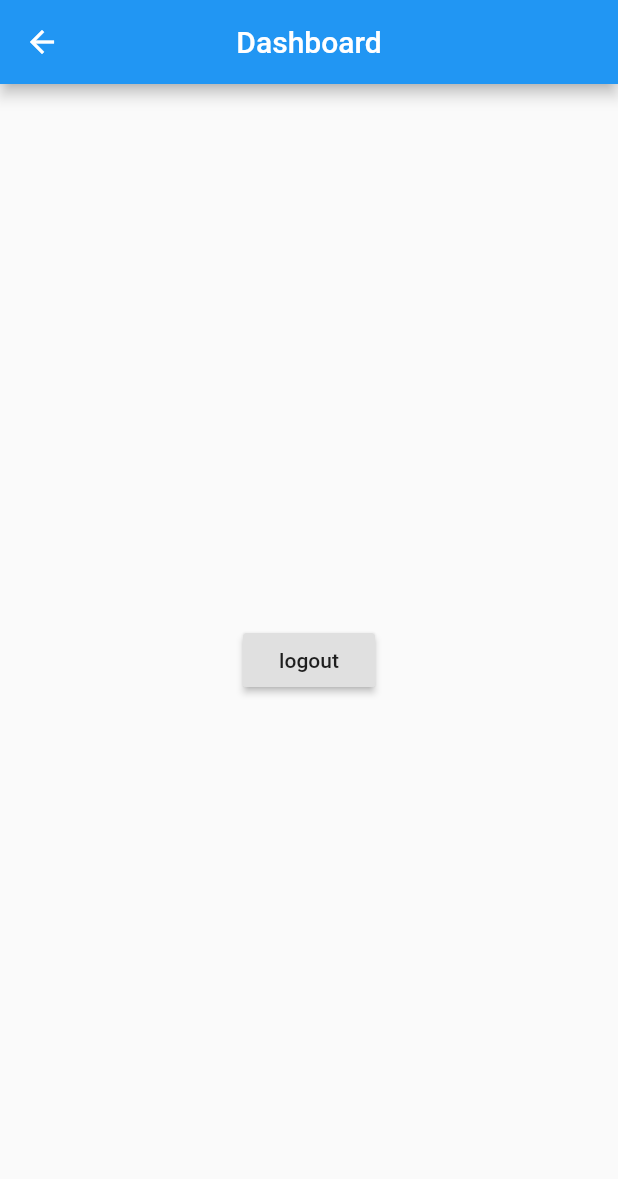
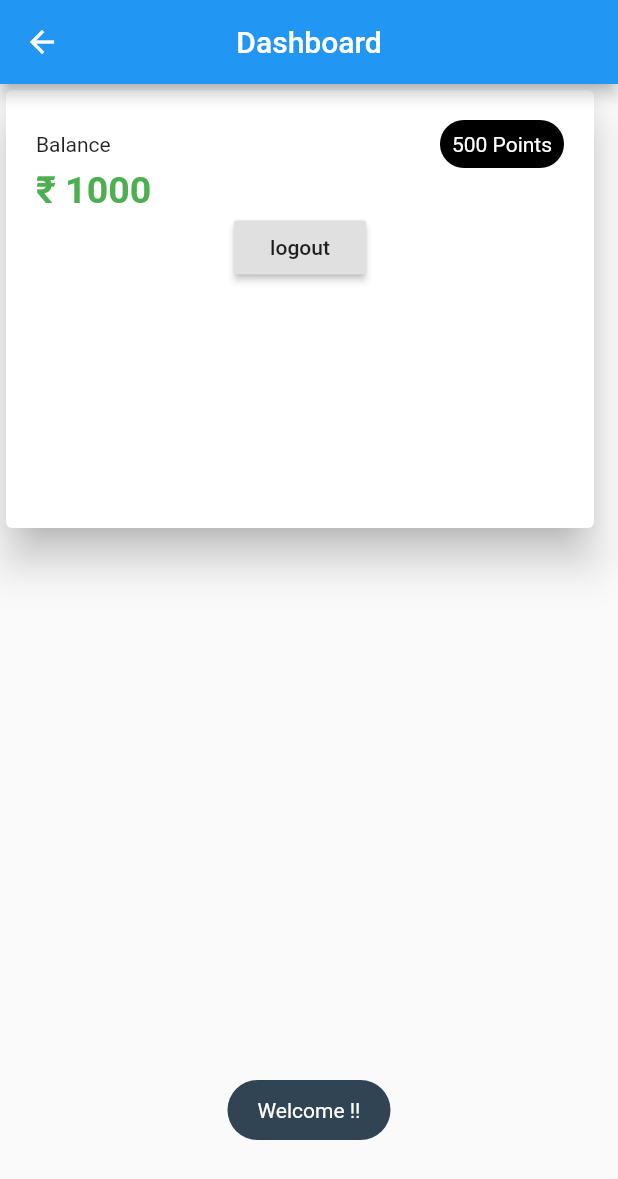
Before and after one commit to vscodeguru/flutter-guru, a Flutter app: the HomePage screen opened directly, on a phone screen of 412 x 824 dp. Shown: the top 1179 px of the screen. Run offline on Flutter 3.47's test engine with Material 2 defaults, Android fonts, the phone set to English and light mode, and no system bars; our stand-ins replace bloc, equatable, flutter_bloc, flutter_masked_text, flutter_spinkit, fluttertoast; missing offline and left inert: sms; statements that could not run were skipped.

Commit message:
Finished in OTP page & Sample design in DashBoard page

```diff
--- a/lib/screens/dashboard/dashboard_page.dart
+++ b/lib/screens/dashboard/dashboard_page.dart
@@ -1,29 +1,117 @@
 import 'package:flutter/material.dart';
+import 'package:fluttertoast/fluttertoast.dart';
 
 import 'package:flutter_bloc/flutter_bloc.dart';
 import 'package:flutter_guru/utils/authentication/index.dart';
 
-class HomePage extends StatelessWidget {
+class HomePage extends StatefulWidget {
+  @override
+  _HomePageState createState() => _HomePageState();
+}
+
+class _HomePageState extends State<HomePage> {
+  @override
+  void initState() {
+    // TODO: implement initState
+    super.initState();
+    Fluttertoast.showToast(
+      timeInSecForIos: 1,
+      msg: 'Welcome !!',
+      toastLength: Toast.LENGTH_LONG,
+      gravity: ToastGravity.BOTTOM,
+      backgroundColor: HexColor('#314453'),
+      textColor: Colors.white,
+    );
+  }
+
   @override
   Widget build(BuildContext context) {
     final AuthenticationBloc authenticationBloc =
         BlocProvider.of<AuthenticationBloc>(context);
-
     return Scaffold(
       appBar: AppBar(
         centerTitle: true,
         title: Text('Dashboard'),
-
       ),
       body: Container(
-        child: Center(
-            child: RaisedButton(
-          child: Text('logout'),
-          onPressed: () {
-            authenticationBloc.dispatch(LoggedOut());
-          },
-        )),
+        child: Stack(
+          children: <Widget>[
+            Positioned(
+              // top: 70,
+              child: Container(
+                height: 300,
+                width: 400,
+                child: Card(
+                  elevation: 12.0,
+                  child: Padding(
+                    padding: const EdgeInsets.all(20.0),
+                    child: Column(
+                      crossAxisAlignment: CrossAxisAlignment.start,
+                      children: <Widget>[
+                        Row(
+                          mainAxisAlignment: MainAxisAlignment.spaceBetween,
+                          children: <Widget>[
+                            Text(
+                              "Balance",
+                              //   style: TextStyle(fontFamily: UIData.ralewayFont),
+                            ),
+                            Material(
+                              color: Colors.black,
+                              shape: StadiumBorder(),
+                              child: Padding(
+                                padding: const EdgeInsets.all(8.0),
+                                child: Text(
+                                  "500 Points",
+                                  style: TextStyle(
+                                    color: Colors.white,
+                                    //  fontFamily: UIData.ralewayFont),
+                                  ),
+                                ),
+                              ),
+                            ),
+                          ],
+                        ),
+                        Text(
+                          "₹ 1000",
+                          style: TextStyle(
+                              //    fontFamily: UIData.ralewayFont,
+                              fontWeight: FontWeight.w700,
+                              color: Colors.green,
+                              fontSize: 25.0),
+                        ),
+                        Row(
+                         // crossAxisAlignment: CrossAxisAlignment.center,
+                          mainAxisAlignment: MainAxisAlignment.center,
+                          children: <Widget>[
+                            RaisedButton(
+                              child: Text('logout'),
+                              onPressed: () {
+                                authenticationBloc.dispatch(LoggedOut());
+                              },
+                            ),
+                          ],
+                        ),
+                      ],
+                    ),
+                  ),
+                ),
+              ),
+            ),
+          ],
+        ),
       ),
     );
   }
 }
+
+class HexColor extends Color {
+  static int _getColorFromHex(String hexColor) {
+    hexColor = hexColor.toUpperCase().replaceAll("#", "");
+    if (hexColor.length == 6) {
+      hexColor = "FF" + hexColor;
+    }
+    return int.parse(hexColor, radix: 16);
+  }
+
+  HexColor(final String hexColor) : super(_getColorFromHex(hexColor));
+}
--- a/lib/screens/login/login_form-3.dart
+++ b/lib/screens/login/login_form-3.dart
@@ -3,16 +3,12 @@ import 'package:flutter/material.dart';
 import 'package:flutter/services.dart';
 import 'package:flutter_bloc/flutter_bloc.dart';
 import 'package:flutter_guru/screens/login/index.dart';
-//  import 'package:flutter_guru/screens/login/widgets/rounded_textbox.dart';
 import 'package:flutter_guru/utils/authentication/index.dart';
 import 'package:http/http.dart' as http;
-import 'dart:async';
 import 'package:sms/sms.dart';
-// import 'package:permission/permission.dart';
-import 'package:pin_view/pin_view.dart';
 import 'package:flutter_masked_text/flutter_masked_text.dart';
+import 'package:fluttertoast/fluttertoast.dart';
 
-//  import 'package:permission/permission.dart';
 class LoginForm3 extends StatefulWidget {
   final LoginBloc loginBloc;
   final AuthenticationBloc authenticationBloc;
@@ -30,13 +26,13 @@ class _LoginForm3State extends State<LoginForm3>
   SmsReceiver receiver = new SmsReceiver();
   final GlobalKey<FormState> formKey = GlobalKey<FormState>();
   String value = '';
-  String getNumber = "";
-  String getOtp = "";
+  String getNumber = '';
+  String getOtp = '';
   String mobile;
   String otp;
-
   TextEditingController textField = TextEditingController();
   TextEditingController _textFieldController = TextEditingController();
+  // TextEditingController textFieldController = MaskedTextController(mask: '00000-00000');
   TextEditingController textFieldController = TextEditingController();
   Color pageThemeColor = HexColor("#314453");
   FocusNode focusNode = FocusNode();
@@ -48,47 +44,6 @@ class _LoginForm3State extends State<LoginForm3>
   bool avatarVisible = true;
   bool _autoValidate = false;
   get state => null;
-
-//    _onSubmitted(String value) {
-//      setState(() {
-//      receiver.onSmsReceived.listen(
-//          (SmsMessage msg) => Scaffold.of(context).showSnackBar(
-//              SnackBar(
-//                 content: Text(msg.body), backgroundColor: HexColor("#314453")),
-//              displayValue = msg.body),
-//        );
-//      });
-//  }
-  // @override
-  // void initState() {
-  //   super.initState();
-  //   receiver.onSmsReceived.listen(
-  //     (SmsMessage msg) => Scaffold.of(context).showSnackBar(
-  //           SnackBar(
-  //             content: Text(msg.body),
-  //             backgroundColor: HexColor("#314453"),
-  //           ),
-  //         ),
-  //   );
-  //   // receiver.onSmsReceived.listen((SmsMessage msg) => print(msg.body));
-  // }
-//    sms(){
-//      receiver.onSmsReceived.listen(
-//      (SmsMessage msg) => Scaffold.of(context).showSnackBar(
-//              SnackBar(
-//               content: Text(msg.body),
-//               backgroundColor: HexColor("#314453"),
-//            ),
-//            ),
-//      );
-//  }
-  // @override
-  // void dispose() {
-  //  // cancel();
-  //   textFieldController.dispose();
-  //   super.dispose();
-  // }
-
   @override
   Widget build(BuildContext context) {
     return BlocBuilder<LoginEvent, LoginState>(
@@ -126,7 +81,6 @@ class _LoginForm3State extends State<LoginForm3>
                         ),
                         child: Stack(
                           children: <Widget>[
-                            //    SizedBox(height: animation.value),
                             ClipShadowPath(
                               clipper: GetClipper(),
                               shadow: Shadow(
@@ -195,6 +149,7 @@ class _LoginForm3State extends State<LoginForm3>
     );
   }
 
+//Mobile Number TextFormField
   Column _buildPhoneNumberContent(BuildContext context) {
     return Column(
       children: <Widget>[
@@ -208,21 +163,17 @@ class _LoginForm3State extends State<LoginForm3>
               fontWeight: FontWeight.bold,
               color: HexColor("#314453")),
         ),
-        // guruLabel('Enter Your Mobile Number', pageThemeColor),
         SizedBox(
           height: MediaQuery.of(context).size.height * 0.035,
         ),
-
         Padding(
-
           padding: EdgeInsets.symmetric(horizontal: 25),
           child: TextFormField(
-            // autofocus: true,
-            // onFieldSubmitted: onSubmitted,
             autovalidate: _autoValidate,
             validator: validateMobile,
             controller: textFieldController,
             maxLength: 10,
+            //    buildCounter: (BuildContext context, { int currentLength, int maxLength, bool isFocused }) => null,
             inputFormatters: [
               WhitelistingTextInputFormatter.digitsOnly,
             ],
@@ -248,12 +199,6 @@ class _LoginForm3State extends State<LoginForm3>
               ),
             ),
           ),
-          // child: guruRoundedText(
-          //   '',
-          //   pageThemeColor,
-          //   Icons.phone_android,
-          //   _textFieldController,
-          // ),
         ),
         Padding(
             padding: EdgeInsets.symmetric(horizontal: 25),
@@ -267,16 +212,12 @@ class _LoginForm3State extends State<LoginForm3>
                     color: HexColor("#314453"),
                     onPressed: () {
                       setState(() {
-                        //   _onSubmitted(_textFieldController.text);
-                        // sms();
                         FocusScope.of(context).requestFocus(new FocusNode());
-                        //  Navigator.push(context, route)
                         onSubmitted(textFieldController.text);
                         validateInputs();
                         getData();
-                        //  sms();
+
                         textFieldController.clear();
-                        //     onSubmitted(displayValue);
                       });
                     },
                   )
@@ -285,6 +226,7 @@ class _LoginForm3State extends State<LoginForm3>
     );
   }
 
+  //OTP TextForm Field
   Column _buildOtpContent(BuildContext context) {
     receiver.onSmsReceived.listen((SmsMessage msg) {
       final otpRegex = RegExp(
@@ -308,7 +250,6 @@ class _LoginForm3State extends State<LoginForm3>
         SizedBox(
           height: MediaQuery.of(context).size.height * 0.25,
         ),
-        // SizedBox(height: animation.value),
         Text(
           'Enter OTP Code ',
           style: TextStyle(
@@ -322,10 +263,6 @@ class _LoginForm3State extends State<LoginForm3>
         Padding(
           padding: EdgeInsets.symmetric(horizontal: 25),
           child: TextFormField(
-            //   onFieldSubmitted: _onSubmitted,
-            //    autofocus: true,
-            //  autovalidate: _autoValidate,
-            // onFieldSubmitted: onfield,
             validator: validateOTP,
             controller: _textFieldController,
             maxLength: 6,
@@ -358,7 +295,6 @@ class _LoginForm3State extends State<LoginForm3>
                 borderRadius: BorderRadius.all(Radius.circular(25.0)),
               ),
             ),
-            //   focusNode: focusNode,
           ),
         ),
         Row(
@@ -374,9 +310,7 @@ class _LoginForm3State extends State<LoginForm3>
                 onPressed: () {
                   FocusScope.of(context).requestFocus(new FocusNode());
                   setState(() {
-                    // otpData();
                     _textFieldController.text = "";
-                    //   _isTextFieldVisible = !_isTextFieldVisible;
                     avatarVisible = !avatarVisible;
                     this._showOtpButtons = false;
                   });
@@ -393,14 +327,12 @@ class _LoginForm3State extends State<LoginForm3>
               color: HexColor("#314453"),
               onPressed: () {
                 setState(() {
-                    // onField(_textFieldController.text);
-                    //  SmsRetriever();
-                    // FocusScope.of(context).requestFocus(new FocusNode());
                   submitted(_textFieldController.text);
                   _validateInputs();
                   otpData();
                 });
-                }), // }),
+              },
+            ),
           ],
         ),
       ],
@@ -438,43 +370,32 @@ class _LoginForm3State extends State<LoginForm3>
     );
   }
 
+  //Get Value From Number Textfield
   void onSubmitted(value) {
     setState(() => getNumber = value);
   }
 
-  // sms() {
-  //   receiver.onSmsReceived.listen((SmsMessage msg) {
-  //     Scaffold.of(context).showSnackBar(
-  //       SnackBar(
-  //         content: Text(msg.body),
-  //         backgroundColor: HexColor("#314453"),
-  //       ),
-  //     );
-  //   });
-  // }
-
+  //Get Value From OTP Textfield
   void submitted(String value) {
     setState(() => getOtp = value);
   }
 
+//OnSubmit Form validation For Mobile
   void _validateInputs() {
     final form = formKey.currentState;
     if (form.validate()) {
-      //   state is! LoginLoading ? _onLoginButtonPressed : null;
       form.save();
     } else {
       setState(() => _autoValidate = true);
     }
   }
 
+//OnSubmit Form validation For OTP
   void validateInputs() {
     final form = formKey.currentState;
     if (form.validate()) {
-      //  FocusScope.of(context).requestFocus(new FocusNode());
-      //   otpData();
       this._showOtpButtons = false;
       _textFieldController.text = "";
-      //      _isTextFieldVisible = !_isTextFieldVisible;
       avatarVisible = !avatarVisible;
       _loginPageControl.nextPage(
           duration: Duration(milliseconds: 350), curve: Curves.linear);
@@ -491,6 +412,32 @@ class _LoginForm3State extends State<LoginForm3>
     ));
   }
 
+  // Validating Mobile Number
+  String validateMobile(String value) {
+    // String patttern = r'(^[0-9]*$)';
+//  RegExp regExp = new RegExp(patttern);
+    if (value.length == 0) {
+      return "Mobile is Required";
+    } else if (value.length != 10) {
+      return "Mobile number must 10 digits";
+      // } else if (!regExp.hasMatch(value)) {
+      //   return "Mobile Number must be digits";
+      // }
+    }
+    return null;
+  }
+
+  // Validating OTP Number
+  String validateOTP(String value) {
+    if (value.length == 0) {
+      return "OTP is Required";
+    } else if (value.length != 6) {
+      return "OTP must be 6 digits";
+    }
+    return null;
+  }
+
+  // Getting number from API
   getData() async {
     String url = "http://192.168.0.114:2531/mobile/request-otp/CUSTOMER_OTP/" +
         getNumber;
@@ -502,12 +449,21 @@ class _LoginForm3State extends State<LoginForm3>
       mobile = responseJson['mobile'];
       setState(() {
         print(responseBody);
+        Fluttertoast.showToast(
+          timeInSecForIos: 1,
+          msg: 'Please wait for your OTP',
+          toastLength: Toast.LENGTH_LONG,
+          gravity: ToastGravity.BOTTOM,
+          backgroundColor:HexColor('#314453'),
+          textColor: Colors.white,
+        );
       });
     } else {
       print('Something went wrong. \nResponse Code : ${response.statusCode}');
     }
   }
 
+  // Validating OTP data from API
   otpData() async {
     print(getOtp);
     String url = "http://192.168.0.114:2531/mobile/validate-otp/CUSTOMER_OTP/" +
@@ -522,10 +478,6 @@ class _LoginForm3State extends State<LoginForm3>
     var responseJson = json.decode(responseBody);
     if (responseJson['response'] == "success") {
       state is! LoginLoading ? _onLoginButtonPressed : null;
-      Scaffold.of(context).showSnackBar(SnackBar(
-        content: Text('Welcome to chit funds'),
-        backgroundColor: HexColor("#314453"),
-      ));
     } else {
       Scaffold.of(context).showSnackBar(SnackBar(
         content: Text('Invalid OTP!!'),
@@ -535,6 +487,7 @@ class _LoginForm3State extends State<LoginForm3>
   }
 }
 
+// Adding HexaDecimal Colors
 class HexColor extends Color {
   static int _getColorFromHex(String hexColor) {
     hexColor = hexColor.toUpperCase().replaceAll("#", "");
@@ -547,6 +500,7 @@ class HexColor extends Color {
   HexColor(final String hexColor) : super(_getColorFromHex(hexColor));
 }
 
+//Adding Clipper
 class GetClipper extends CustomClipper<Path> {
   @override
   Path getClip(Size size) {
@@ -565,6 +519,7 @@ class GetClipper extends CustomClipper<Path> {
   }
 }
 
+// Adding ClipShadow
 @immutable
 class ClipShadowPath extends StatelessWidget {
   final Shadow shadow;
@@ -576,7 +531,6 @@ class ClipShadowPath extends StatelessWidget {
     @required this.clipper,
     @required this.child,
   });
-
   @override
   Widget build(BuildContext context) {
     return CustomPaint(
@@ -594,7 +548,6 @@ class _ClipShadowShadowPainter extends CustomPainter {
   final CustomClipper<Path> clipper;
 
   _ClipShadowShadowPainter({@required this.shadow, @required this.clipper});
-
   @override
   void paint(Canvas canvas, Size size) {
     var paint = shadow.toPaint();
@@ -606,25 +559,3 @@ class _ClipShadowShadowPainter extends CustomPainter {
     return true;
   }
 }
-
-String validateOTP(String value) {
-  if (value.length == 0) {
-    return "OTP is Required";
-  } else if (value.length != 6) {
-    return "OTP must be 6 digits";
-  }
-  return null;
-}
-
-String validateMobile(String value) {
-  String patttern = r'(^[0-9]*$)';
-  RegExp regExp = new RegExp(patttern);
-  if (value.length == 0) {
-    return "Mobile is Required";
-  } else if (value.length != 10) {
-    return "Mobile number must 10 digits";
-  } else if (!regExp.hasMatch(value)) {
-    return "Mobile Number must be digits";
-  }
-  return null;
-}
--- a/pubspec.yaml
+++ b/pubspec.yaml
@@ -29,8 +29,8 @@ dependencies:
   http: ^0.12.0+2
   sms: ^0.2.4
   permission: ^0.1.1
-  pin_view: ^1.0.1
-  # The following adds the Cupertino Icons font to your application.
+  fluttertoast: ^3.0.4
+   # The following adds the Cupertino Icons font to your application.
   # Use with the CupertinoIcons class for iOS style icons.
   cupertino_icons: ^0.1.2
 
```
Also changed, not shown: pubspec.lock. Lines whose indentation alone changed are shown as unchanged.
